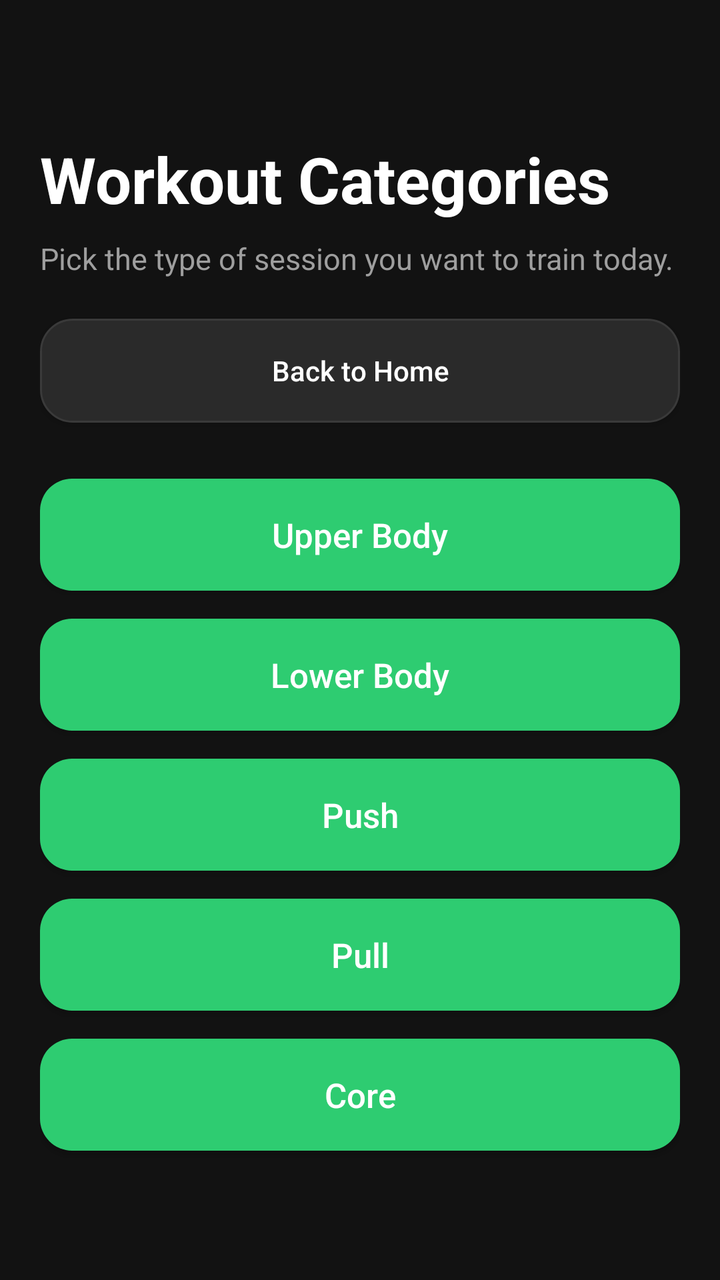
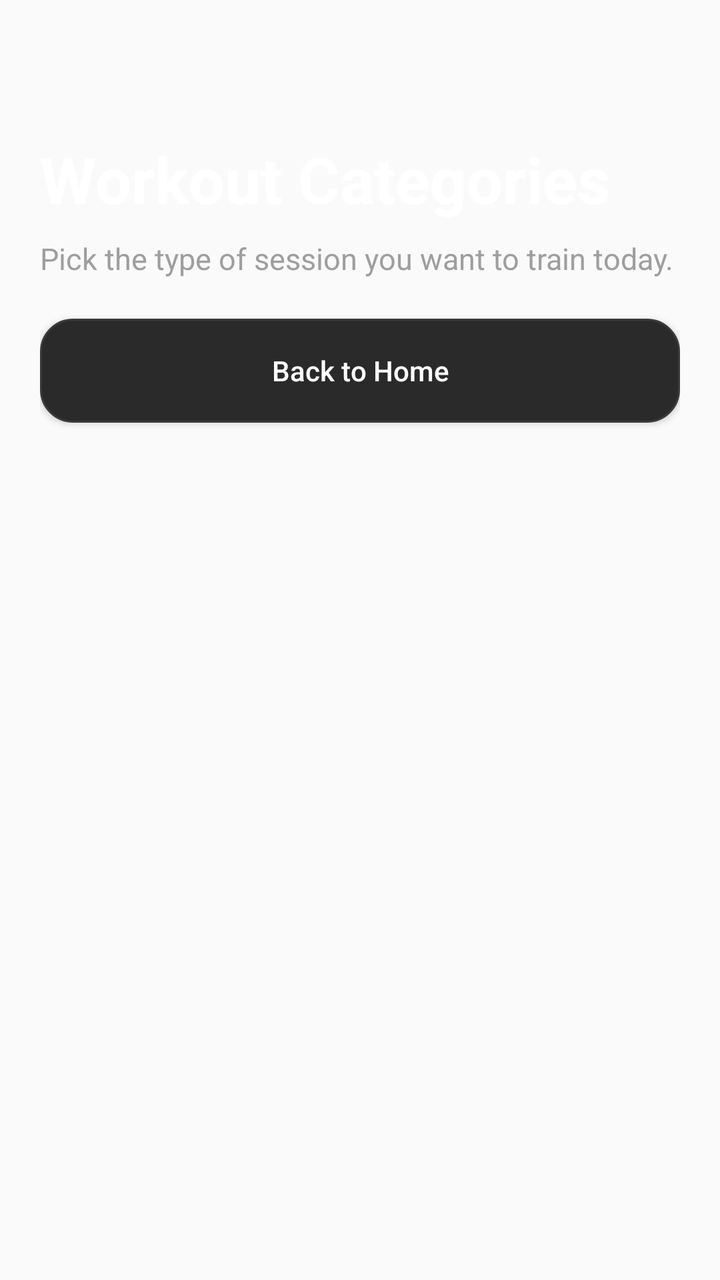

An Android layout rendered at two revisions. The XML below is the earlier revision; the diff shows what the commit changed to produce the second picture.
<!-- AndroidManifest.xml: application theme Theme.GymFlow -->
<!-- res/layout/activity_workout_categories.xml -->
<?xml version="1.0" encoding="utf-8"?>
<ScrollView xmlns:android="http://schemas.android.com/apk/res/android"
    android:layout_width="match_parent"
    android:layout_height="match_parent"
    android:background="#121212">

    <LinearLayout
        android:layout_width="match_parent"
        android:layout_height="wrap_content"
        android:orientation="vertical"
        android:padding="20dp">

        <TextView
            android:id="@+id/tvCategoriesTitle"
            android:layout_width="wrap_content"
            android:layout_height="wrap_content"
            android:layout_marginTop="48dp"
            android:text="Workout Categories"
            android:textColor="#FFFFFF"
            android:textSize="32sp"
            android:textStyle="bold" />

        <TextView
            android:layout_width="wrap_content"
            android:layout_height="wrap_content"
            android:layout_marginTop="8dp"
            android:text="Pick the type of session you want to train today."
            android:textColor="#9E9E9E"
            android:textSize="15sp" />

        <Button
            android:id="@+id/btnBackHome"
            android:layout_width="match_parent"
            android:layout_height="52dp"
            android:layout_marginTop="20dp"
            android:background="@drawable/secondary_button_bg"
            android:text="Back to Home"
            android:textAllCaps="false"
            android:textColor="#FFFFFF" />

        <Button
            android:id="@+id/btnUpperBody"
            android:layout_width="match_parent"
            android:layout_height="56dp"
            android:layout_marginTop="28dp"
            android:background="@drawable/primary_button_bg"
            android:text="Upper Body"
            android:textAllCaps="false"
            android:textColor="#FFFFFF"
            android:textSize="17sp" />

        <Button
            android:id="@+id/btnLowerBody"
            android:layout_width="match_parent"
            android:layout_height="56dp"
            android:layout_marginTop="14dp"
            android:background="@drawable/primary_button_bg"
            android:text="Lower Body"
            android:textAllCaps="false"
            android:textColor="#FFFFFF"
            android:textSize="17sp" />

        <Button
            android:id="@+id/btnPush"
            android:layout_width="match_parent"
            android:layout_height="56dp"
            android:layout_marginTop="14dp"
            android:background="@drawable/primary_button_bg"
            android:text="Push"
            android:textAllCaps="false"
            android:textColor="#FFFFFF"
            android:textSize="17sp" />

        <Button
            android:id="@+id/btnPull"
            android:layout_width="match_parent"
            android:layout_height="56dp"
            android:layout_marginTop="14dp"
            android:background="@drawable/primary_button_bg"
            android:text="Pull"
            android:textAllCaps="false"
            android:textColor="#FFFFFF"
            android:textSize="17sp" />

        <Button
            android:id="@+id/btnCore"
            android:layout_width="match_parent"
            android:layout_height="56dp"
            android:layout_marginTop="14dp"
            android:layout_marginBottom="24dp"
            android:background="@drawable/primary_button_bg"
            android:text="Core"
            android:textAllCaps="false"
            android:textColor="#FFFFFF"
            android:textSize="17sp" />

    </LinearLayout>
</ScrollView>
<!-- resources referenced by this layout -->
<resources>
  <!-- drawable primary_button_bg (drawable) -->
  <?xml version="1.0" encoding="utf-8"?>
  <shape xmlns:android="http://schemas.android.com/apk/res/android">
      <solid android:color="#2ECC71" />
      <corners android:radius="16dp" />
  </shape>
  <!-- drawable secondary_button_bg (drawable) -->
  <?xml version="1.0" encoding="utf-8"?>
  <shape xmlns:android="http://schemas.android.com/apk/res/android">
      <solid android:color="#2A2A2A" />
      <corners android:radius="16dp" />
      <stroke
          android:width="1dp"
          android:color="#3A3A3A" />
  </shape>
  <style name="Theme.GymFlow" parent="Theme.AppCompat.DayNight.NoActionBar">
          <item name="android:statusBarColor">@android:color/transparent</item>
      </style>
</resources>

<!-- the commit's change to res/layout/activity_workout_categories.xml (unified diff, before → after) -->
@@ -2,7 +2,7 @@
 <ScrollView xmlns:android="http://schemas.android.com/apk/res/android"
     android:layout_width="match_parent"
     android:layout_height="match_parent"
-    android:background="#121212">
+    android:background="@color/background">
 
     <LinearLayout
         android:layout_width="match_parent"
@@ -38,61 +38,14 @@
             android:textAllCaps="false"
             android:textColor="#FFFFFF" />
 
-        <Button
-            android:id="@+id/btnUpperBody"
+        
+        <LinearLayout
+            android:id="@+id/categoriesContainer"
             android:layout_width="match_parent"
-            android:layout_height="56dp"
-            android:layout_marginTop="28dp"
-            android:background="@drawable/primary_button_bg"
-            android:text="Upper Body"
-            android:textAllCaps="false"
-            android:textColor="#FFFFFF"
-            android:textSize="17sp" />
-
-        <Button
-            android:id="@+id/btnLowerBody"
-            android:layout_width="match_parent"
-            android:layout_height="56dp"
-            android:layout_marginTop="14dp"
-            android:background="@drawable/primary_button_bg"
-            android:text="Lower Body"
-            android:textAllCaps="false"
-            android:textColor="#FFFFFF"
-            android:textSize="17sp" />
-
-        <Button
-            android:id="@+id/btnPush"
-            android:layout_width="match_parent"
-            android:layout_height="56dp"
-            android:layout_marginTop="14dp"
-            android:background="@drawable/primary_button_bg"
-            android:text="Push"
-            android:textAllCaps="false"
-            android:textColor="#FFFFFF"
-            android:textSize="17sp" />
-
-        <Button
-            android:id="@+id/btnPull"
-            android:layout_width="match_parent"
-            android:layout_height="56dp"
-            android:layout_marginTop="14dp"
-            android:background="@drawable/primary_button_bg"
-            android:text="Pull"
-            android:textAllCaps="false"
-            android:textColor="#FFFFFF"
-            android:textSize="17sp" />
-
-        <Button
-            android:id="@+id/btnCore"
-            android:layout_width="match_parent"
-            android:layout_height="56dp"
+            android:layout_height="wrap_content"
             android:layout_marginTop="14dp"
             android:layout_marginBottom="24dp"
-            android:background="@drawable/primary_button_bg"
-            android:text="Core"
-            android:textAllCaps="false"
-            android:textColor="#FFFFFF"
-            android:textSize="17sp" />
+            android:orientation="vertical" />
 
     </LinearLayout>
 </ScrollView>
<!-- resource entries referenced after the edit -->
@@ -1,11 +1,5 @@
 <!-- resources referenced by this layout -->
 <resources>
-  <!-- drawable primary_button_bg (drawable) -->
-  <?xml version="1.0" encoding="utf-8"?>
-  <shape xmlns:android="http://schemas.android.com/apk/res/android">
-      <solid android:color="#2ECC71" />
-      <corners android:radius="16dp" />
-  </shape>
   <!-- drawable secondary_button_bg (drawable) -->
   <?xml version="1.0" encoding="utf-8"?>
   <shape xmlns:android="http://schemas.android.com/apk/res/android">
